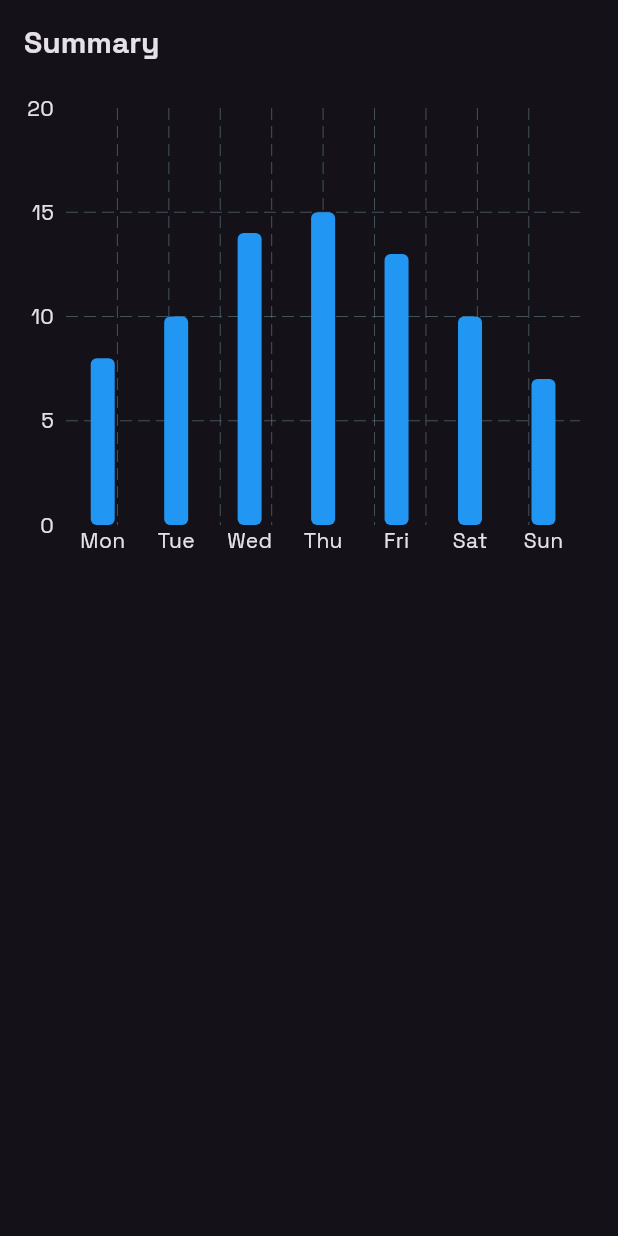
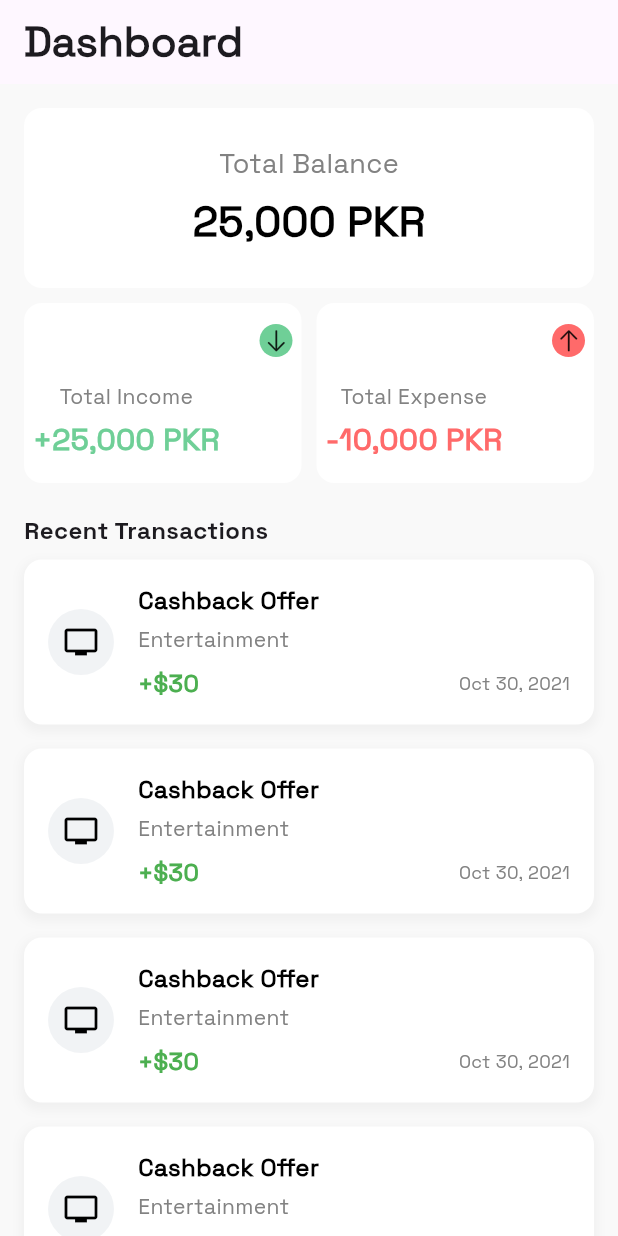
Before and after one commit to asadeee-web/expense_tracker, a Flutter app: the HomeScreen screen opened directly, on a phone screen of 412 x 824 dp. Run offline on Flutter 3.47's test engine with Material 3 defaults, Android fonts, the phone set to English and light mode, and no system bars; drawn by our look-alikes of fl_chart; our stand-ins replace get; missing offline and left inert: smart_ui_kit.

Commit message:
updates on home screen

```diff
--- a/lib/features/home/home_screen.dart
+++ b/lib/features/home/home_screen.dart
@@ -1,6 +1,13 @@
 import 'package:expense_tracker/core/utils/textStyle.dart';
-import 'package:fl_chart/fl_chart.dart';
+import 'package:expense_tracker/widgets/balance_card.dart';
+import 'package:expense_tracker/widgets/income_expense_card.dart';
+import 'package:expense_tracker/widgets/transaction_card.dart';
+import 'package:flutter/cupertino.dart';
 import 'package:flutter/material.dart';
+
+import 'package:flutter/material.dart';
+import 'package:flutter/cupertino.dart';
+// Import the reusable IncomeExpenseCard widget
 
 class HomeScreen extends StatelessWidget {
   const HomeScreen({super.key});
@@ -8,82 +15,64 @@ class HomeScreen extends StatelessWidget {
   @override
   Widget build(BuildContext context) {
     return Scaffold(
-      appBar: AppBar(title: Text("Summary", style: style20Bold)),
-      body: Padding(
-        padding: const EdgeInsets.all(16.0),
-        child: SizedBox(
-          width: MediaQuery.of(context).size.width * 0.9,
-          height: 300,
-          child: BarChart(
-            BarChartData(
-              alignment: BarChartAlignment.spaceAround,
-              maxY: 20,
-              barTouchData: BarTouchData(enabled: true),
-              titlesData: FlTitlesData(
-                leftTitles: AxisTitles(
-                  sideTitles: SideTitles(showTitles: true, reservedSize: 28),
-                ),
-                bottomTitles: AxisTitles(
-                  sideTitles: SideTitles(
-                    showTitles: true,
-                    getTitlesWidget: (value, meta) {
-                      switch (value.toInt()) {
-                        case 0:
-                          return const Text("Mon");
-                        case 1:
-                          return const Text("Tue");
-                        case 2:
-                          return const Text("Wed");
-                        case 3:
-                          return const Text("Thu");
-                        case 4:
-                          return const Text("Fri");
-                        case 5:
-                          return const Text("Sat");
-                        case 6:
-                          return const Text("Sun");
-                        default:
-                          return const Text("");
-                      }
-                    },
+      appBar: AppBar(
+        title: Text(
+          "Dashboard",
+          style: TextStyle(fontSize: 28, fontWeight: FontWeight.bold),
+        ),
+      ),
+      body: SingleChildScrollView(
+        child: Padding(
+          padding: EdgeInsets.all(16),
+          child: Column(
+            crossAxisAlignment: CrossAxisAlignment.start,
+            children: [
+              BalanceCard(
+                title: "Total Balance",
+                amount: "25,000 PKR",
+                titleColor: Color(0xff828282),
+                amountColor: Colors.black,
+              ),
+              SizedBox(height: 10),
+              Row(
+                children: [
+                  IncomeExpenseCard(
+                    title: "Total Income",
+                    amount: "+25,000 PKR",
+                    amountColor: Color(0xff6FCF97),
+                    icon: CupertinoIcons.arrow_down,
                   ),
-                ),
-                topTitles: AxisTitles(
-                  sideTitles: SideTitles(showTitles: false),
-                ),
-                rightTitles: AxisTitles(
-                  sideTitles: SideTitles(showTitles: false),
-                ),
+                  SizedBox(width: 10),
+                  IncomeExpenseCard(
+                    title: "Total Expense",
+                    amount: "-10,000 PKR",
+                    amountColor: Color(0xffFF6A6A),
+                    icon: CupertinoIcons.arrow_up,
+                  ),
+                ],
               ),
-              gridData: FlGridData(show: true),
-              borderData: FlBorderData(show: false),
-              barGroups: [
-                makeGroupData(0, 8),
-                makeGroupData(1, 10),
-                makeGroupData(2, 14),
-                makeGroupData(3, 15),
-                makeGroupData(4, 13),
-                makeGroupData(5, 10),
-                makeGroupData(6, 7),
-              ],
-            ),
+              SizedBox(height: 20),
+              Text("Recent Transactions", style: style16Bold),
+              ListView.builder(
+                physics: NeverScrollableScrollPhysics(),
+                shrinkWrap: true,
+                itemCount: 4,
+                itemBuilder: (context, index) {
+                  return TransactionCard(
+                    icon: Icons.tv, // TV Icon for the transaction
+                    title: "Cashback Offer",
+                    category: "Entertainment",
+                    amount: "+\$30",
+                    date: "Oct 30, 2021",
+                    amountColor:
+                        Colors.green, // Green color for positive amount
+                  );
+                },
+              ),
+            ],
           ),
         ),
       ),
     );
   }
-
-  BarChartGroupData makeGroupData(int x, double y) {
-    return BarChartGroupData(
-      x: x,
-      barRods: [
-        BarChartRodData(
-          toY: y,
-          color: Colors.blue,
-          width: 16,
-          borderRadius: BorderRadius.circular(4),
-        ),
-      ],
-    );
-  }
 }
--- a/lib/main.dart
+++ b/lib/main.dart
@@ -14,7 +14,11 @@ class MyApp extends StatelessWidget {
   Widget build(BuildContext context) {
     return GetMaterialApp(
       title: 'Expense Tracker',
-      theme: ThemeData(fontFamily: "font-regular", brightness: Brightness.dark),
+      theme: ThemeData(
+        fontFamily: "font-regular",
+        brightness: Brightness.light,
+        scaffoldBackgroundColor: Color(0xffF9F9F9),
+      ),
       home: const OnboardingScreen(),
     );
   }
--- /dev/null
+++ b/lib/widgets/balance_card.dart
@@ -0,0 +1,43 @@
+import 'package:flutter/material.dart';
+
+class BalanceCard extends StatelessWidget {
+  final String title;
+  final String amount;
+  final Color titleColor;
+  final Color amountColor;
+
+  const BalanceCard({
+    Key? key,
+    required this.title,
+    required this.amount,
+    required this.titleColor,
+    required this.amountColor,
+  }) : super(key: key);
+
+  @override
+  Widget build(BuildContext context) {
+    return Container(
+      width: double.infinity,
+      height: 120,
+      decoration: BoxDecoration(
+        borderRadius: BorderRadius.circular(12),
+        color: Colors.white,
+      ),
+      child: Column(
+        mainAxisAlignment: MainAxisAlignment.center,
+        children: [
+          Text(title, style: TextStyle(fontSize: 18, color: titleColor)),
+          SizedBox(height: 5),
+          Text(
+            amount,
+            style: TextStyle(
+              fontSize: 28,
+              fontWeight: FontWeight.bold,
+              color: amountColor,
+            ),
+          ),
+        ],
+      ),
+    );
+  }
+}
--- /dev/null
+++ b/lib/widgets/income_expense_card.dart
@@ -0,0 +1,65 @@
+import 'package:flutter/material.dart';
+import 'package:flutter/cupertino.dart';
+
+class IncomeExpenseCard extends StatelessWidget {
+  final String title;
+  final String amount;
+  final Color amountColor;
+  final IconData icon;
+
+  const IncomeExpenseCard({
+    Key? key,
+    required this.title,
+    required this.amount,
+    required this.amountColor,
+    required this.icon,
+  }) : super(key: key);
+
+  @override
+  Widget build(BuildContext context) {
+    return Expanded(
+      child: Container(
+        padding: EdgeInsets.all(6),
+        height: 120,
+        decoration: BoxDecoration(
+          borderRadius: BorderRadius.circular(12),
+          color: Colors.white,
+        ),
+        child: Column(
+          mainAxisAlignment: MainAxisAlignment.spaceAround,
+          crossAxisAlignment: CrossAxisAlignment.start,
+          children: [
+            Align(
+              alignment: Alignment.topRight,
+              child: Container(
+                padding: EdgeInsets.all(2),
+                decoration: BoxDecoration(
+                  shape: BoxShape.circle,
+                  color: amountColor,
+                ),
+                child: Icon(icon, size: 18),
+              ),
+            ),
+            Column(
+              children: [
+                Text(
+                  title,
+                  style: TextStyle(fontSize: 14, color: Color(0xff828282)),
+                ),
+                SizedBox(height: 5),
+                Text(
+                  amount,
+                  style: TextStyle(
+                    fontSize: 20,
+                    fontWeight: FontWeight.bold,
+                    color: amountColor,
+                  ),
+                ),
+              ],
+            ),
+          ],
+        ),
+      ),
+    );
+  }
+}
--- /dev/null
+++ b/lib/widgets/transaction_card.dart
@@ -0,0 +1,101 @@
+import 'package:flutter/material.dart';
+
+class TransactionCard extends StatelessWidget {
+  final IconData icon;
+  final String title;
+  final String category;
+  final String amount;
+  final String date;
+  final Color amountColor;
+
+  const TransactionCard({
+    Key? key,
+    required this.icon,
+    required this.title,
+    required this.category,
+    required this.amount,
+    required this.date,
+    required this.amountColor,
+  }) : super(key: key);
+
+  @override
+  Widget build(BuildContext context) {
+    return Container(
+      padding: EdgeInsets.all(16),
+      margin: EdgeInsets.symmetric(vertical: 8),
+      decoration: BoxDecoration(
+        borderRadius: BorderRadius.circular(12),
+        color: Colors.white,
+        boxShadow: [
+          BoxShadow(
+            color: Colors.grey.withOpacity(0.1),
+            spreadRadius: 2,
+            blurRadius: 5,
+            offset: Offset(0, 3), // Shadow position
+          ),
+        ],
+      ),
+      child: Row(
+        children: [
+          // Icon on the left
+          Container(
+            padding: EdgeInsets.all(10),
+            decoration: BoxDecoration(
+              shape: BoxShape.circle,
+              color: Color(0xffF1F3F5), // Light background for the icon
+            ),
+            child: Icon(icon, size: 24, color: Colors.black),
+          ),
+          SizedBox(width: 16),
+
+          // Column with Title, Amount, Category, and Date
+          Expanded(
+            child: Column(
+              crossAxisAlignment: CrossAxisAlignment.start,
+              children: [
+                // Transaction Title
+                Text(
+                  title,
+                  style: TextStyle(
+                    fontSize: 16,
+                    fontWeight: FontWeight.bold,
+                    color: Colors.black,
+                  ),
+                ),
+                SizedBox(height: 4),
+
+                // Category
+                Text(
+                  category,
+                  style: TextStyle(fontSize: 14, color: Color(0xff828282)),
+                ),
+                SizedBox(height: 8),
+
+                // Amount and Date
+                Row(
+                  mainAxisAlignment: MainAxisAlignment.spaceBetween,
+                  children: [
+                    // Amount
+                    Text(
+                      amount,
+                      style: TextStyle(
+                        fontSize: 16,
+                        fontWeight: FontWeight.bold,
+                        color: amountColor,
+                      ),
+                    ),
+                    // Date
+                    Text(
+                      date,
+                      style: TextStyle(fontSize: 12, color: Color(0xff828282)),
+                    ),
+                  ],
+                ),
+              ],
+            ),
+          ),
+        ],
+      ),
+    );
+  }
+}
```
